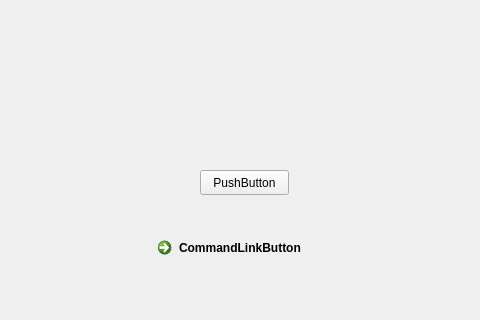
Before: the Qt Designer form ReRa_UI.ui in TroyRasband/ReRa, drawn with Qt 5; both pictures show x 0 to 480 and y 0 to 320 of the 800 by 600 pixel window.
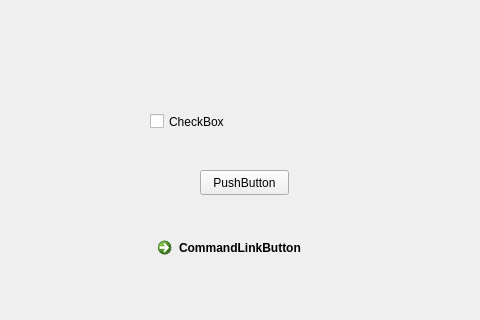
After: the same form once the commit is applied.

What changed in the file:
```diff
--- a/ReRa_UI.ui
+++ b/ReRa_UI.ui
@@ -40,6 +40,19 @@
      <string>PushButton</string>
     </property>
    </widget>
+   <widget class="QCheckBox" name="checkBox">
+    <property name="geometry">
+     <rect>
+      <x>150</x>
+      <y>110</y>
+      <width>92</width>
+      <height>23</height>
+     </rect>
+    </property>
+    <property name="text">
+     <string>CheckBox</string>
+    </property>
+   </widget>
   </widget>
   <widget class="QMenuBar" name="menubar">
    <property name="geometry">
```
